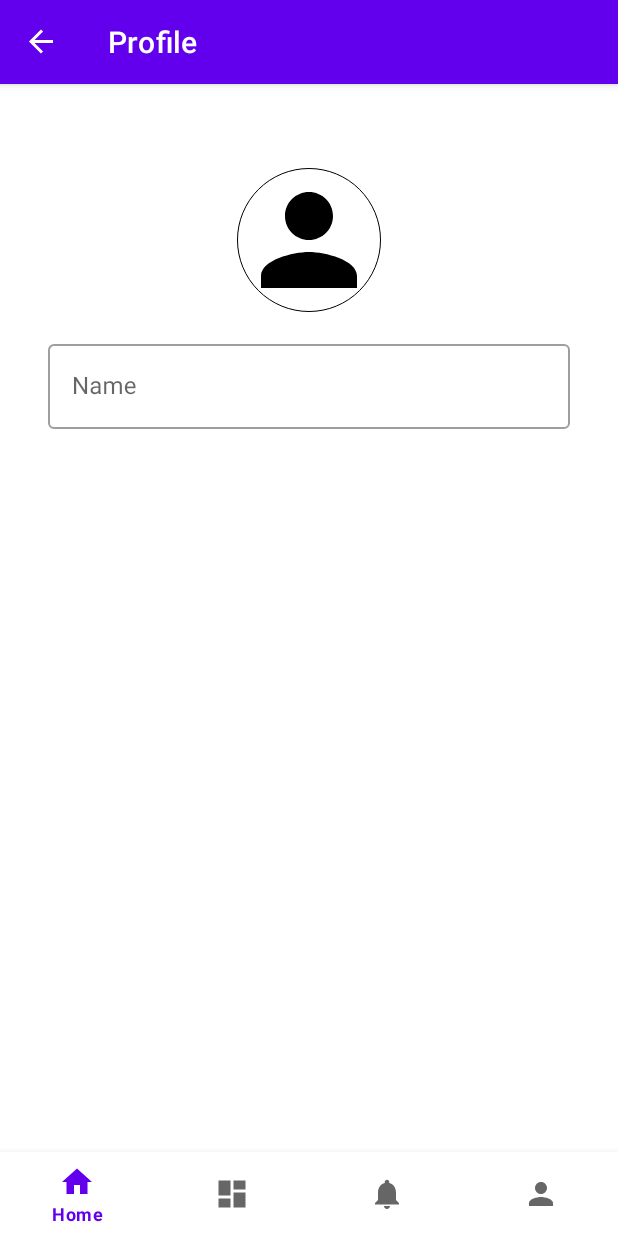
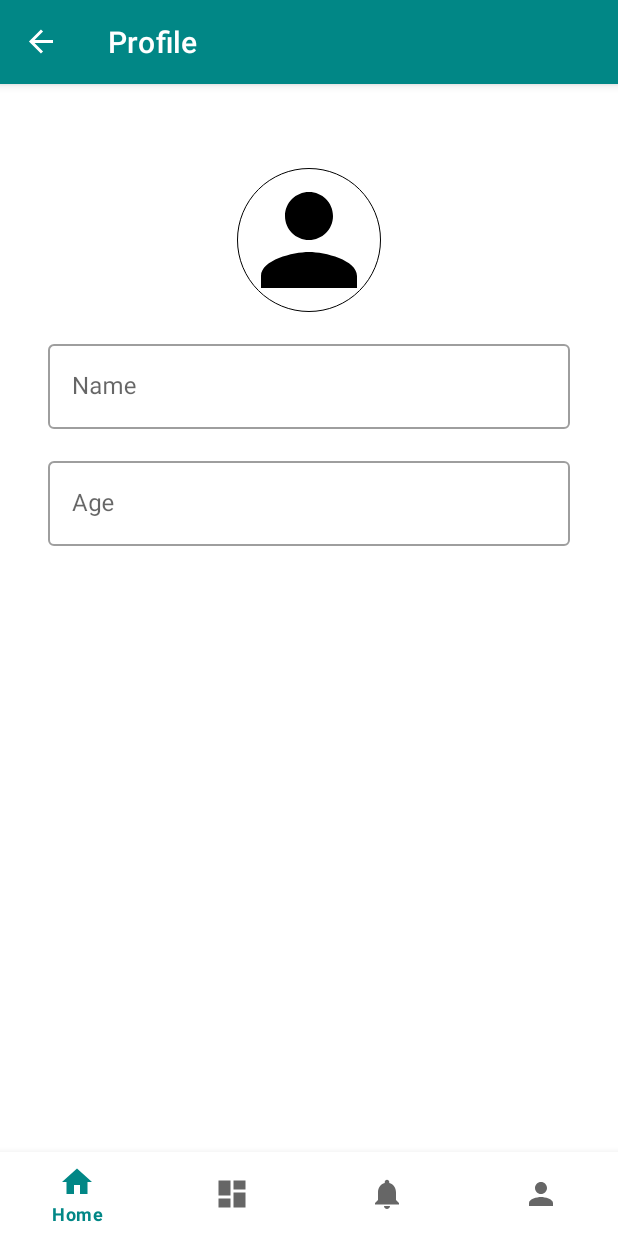
Before and after one commit to jkajken/TaskManager, an Android app: the ProfileFragment screen opened through its navigation route, after a tap on an icon or button, on a phone screen of 412 x 824 dp. Run offline under Robolectric (Android 15) with nearby library versions, the phone set to English and light mode, and no system bars; our stand-ins replace CircleImageView, Picasso, navigation-ui.

Commit message:
pref.name pref.age pref.image

```diff
--- a/app/build.gradle
+++ b/app/build.gradle
@@ -57,6 +57,7 @@ dependencies {
 
 
     implementation 'me.relex:circleindicator:1.3.2'
-
-
+//glide
+    implementation 'com.github.bumptech.glide:glide:4.14.2'
+    annotationProcessor 'com.github.bumptech.glide:compiler:4.14.2'
 }
--- a/app/src/main/java/com/jk/taskmanager/data/local/Pref.kt
+++ b/app/src/main/java/com/jk/taskmanager/data/local/Pref.kt
@@ -24,9 +24,31 @@ class Pref(private val context: Context) {
         return pref.getString(NAME_PROFILE,"")
     }
 
+    fun saveAge(age: String) {
+        pref.edit().putString(AGE_PROFILE, age).apply()
+    }
+
+    fun getAge(): String? {
+        return pref.getString(AGE_PROFILE,"")
+    }
+
+    fun saveImage(image: String) {
+        pref.edit().putString(IMAGE_PROFILE, image).apply()
+    }
+
+    fun getImage(): String? {
+        return pref.getString(IMAGE_PROFILE,"")
+    }
+
+
+
+
 
     companion object {
         private const val BOARDING_SHOW = "boarding.show"
         private const val NAME_PROFILE = "profile.name"
+        private const val AGE_PROFILE = "profile.age"
+        private const val IMAGE_PROFILE = "profile.age"
+
     }
 }
--- a/app/src/main/java/com/jk/taskmanager/ui/onBoarding/OnBoardingFragment.kt
+++ b/app/src/main/java/com/jk/taskmanager/ui/onBoarding/OnBoardingFragment.kt
@@ -24,7 +24,7 @@ class OnBoardingFragment : Fragment() {
         return binding.root
     }
 
-    override fun onViewCreated(view: View, savedInstanceState: Bundle?) {
+    override fun onViewCreated(view:View, savedInstanceState: Bundle?) {
         super.onViewCreated(view, savedInstanceState)
         pref = Pref(requireContext())
         val adapter = OnBoardingAdapter{
@@ -39,7 +39,7 @@ class OnBoardingFragment : Fragment() {
 
     }
 
-    private fun onClick(view: View) {
+    private fun onClick() {
         findNavController().navigateUp()
     }
 }
--- a/app/src/main/java/com/jk/taskmanager/ui/onBoarding/adapter/OnBoardingAdapter.kt
+++ b/app/src/main/java/com/jk/taskmanager/ui/onBoarding/adapter/OnBoardingAdapter.kt
@@ -1,14 +1,12 @@
 package com.jk.taskmanager.ui.onBoarding.adapter
 
 import android.view.LayoutInflater
-import android.view.View
 import android.view.ViewGroup
 import androidx.core.view.isVisible
 import androidx.recyclerview.widget.RecyclerView
 import com.jk.taskmanager.R
 import com.jk.taskmanager.databinding.ItemOnBoardingBinding
 import com.jk.taskmanager.data.model.OnBoard
-import kotlin.reflect.KFunction1
 
 class OnBoardingAdapter(private val onClick:() -> Unit) :
     RecyclerView.Adapter<OnBoardingAdapter.OnBoardingViewHolder>() {
--- a/app/src/main/java/com/jk/taskmanager/ui/profile/ProfileFragment.kt
+++ b/app/src/main/java/com/jk/taskmanager/ui/profile/ProfileFragment.kt
@@ -1,11 +1,11 @@
 package com.jk.taskmanager.ui.profile
 
-import android.net.Uri
 import android.os.Bundle
 import android.view.LayoutInflater
 import android.view.View
 import android.view.ViewGroup
 import androidx.activity.result.contract.ActivityResultContracts
+import androidx.core.widget.addTextChangedListener
 import androidx.fragment.app.Fragment
 import com.jk.taskmanager.data.local.Pref
 import com.jk.taskmanager.databinding.FragmentProfileBinding
@@ -17,11 +17,12 @@ class ProfileFragment : Fragment() {
     private lateinit var binding: FragmentProfileBinding
     private lateinit var pref: Pref
     private val getContent =
-        registerForActivityResult(ActivityResultContracts.GetContent()) { uri: Uri? ->
+        registerForActivityResult(ActivityResultContracts.GetContent()) { uri ->
             // Handle the returned Uri
             uri?.let { it ->
                 // The image was saved into the given Uri -> do something with it
                 Picasso.with(context).load(it).resize(800, 800).into(binding.profileImage)
+                pref.saveImage(uri.toString())
             }
         }
 
@@ -35,12 +36,26 @@ class ProfileFragment : Fragment() {
 
     override fun onViewCreated(view: View, savedInstanceState: Bundle?) {
         super.onViewCreated(view, savedInstanceState)
-        pref = Pref(requireContext())
+
         binding.profileImage.setOnClickListener {
             getContent.launch("image/*")
-            binding.etName.editText?.setText(pref.getName()).toString()
-            binding.etName.addOnEditTextAttachedListener {
-                pref.saveName(binding.etName.editText?.text.toString())
+
+            pref = Pref(requireContext())
+
+            binding.etName2.setText(pref.getName())
+            binding.etName2.addTextChangedListener {
+                pref.saveName(binding.etName2.text.toString())
+
+
+                binding.etAge2.setText(pref.getAge()).toString()
+                binding.etAge2.addTextChangedListener {
+                    pref.saveAge(binding.etAge2.text.toString())
+
+                    Picasso.with(context).load(pref.getImage())
+                        .resize(800, 800)
+                        .into(binding.profileImage)
+
+                }
             }
         }
     }
--- a/app/src/main/java/com/jk/taskmanager/ui/task/TaskFragment.kt
+++ b/app/src/main/java/com/jk/taskmanager/ui/task/TaskFragment.kt
@@ -13,7 +13,8 @@ import com.jk.taskmanager.R
 import com.jk.taskmanager.databinding.FragmentTaskBinding
 import com.jk.taskmanager.data.model.Task
 
-class TaskFragment : Fragment() {
+class
+TaskFragment : Fragment() {
     private lateinit var binding: FragmentTaskBinding
 
     override fun onCreateView(
--- a/app/src/main/res/layout/fragment_profile.xml
+++ b/app/src/main/res/layout/fragment_profile.xml
@@ -1,37 +1,53 @@
 <?xml version="1.0" encoding="utf-8"?>
 <androidx.constraintlayout.widget.ConstraintLayout xmlns:android="http://schemas.android.com/apk/res/android"
+    xmlns:app="http://schemas.android.com/apk/res-auto"
     xmlns:tools="http://schemas.android.com/tools"
     android:layout_width="match_parent"
     android:layout_height="match_parent"
-    xmlns:app="http://schemas.android.com/apk/res-auto"
     tools:context=".ui.profile.ProfileFragment">
 
-    <de.hdodenhof.circleimageview.CircleImageView
-        xmlns:app="http://schemas.android.com/apk/res-auto"
+    <de.hdodenhof.circleimageview.CircleImageView xmlns:app="http://schemas.android.com/apk/res-auto"
         android:id="@+id/profile_image"
         android:layout_width="96dp"
         android:layout_height="96dp"
         android:src="@drawable/ic_profile"
+        app:civ_border_color="#FF000000"
         app:civ_border_width="0.1dp"
-        app:civ_border_color="#FF000000"
-        app:layout_constraintTop_toTopOf="parent"
+        app:layout_constraintEnd_toEndOf="parent"
         app:layout_constraintStart_toStartOf="parent"
-        app:layout_constraintEnd_toEndOf="parent"/>
+        app:layout_constraintTop_toTopOf="parent" />
 
     <com.google.android.material.textfield.TextInputLayout
         android:id="@+id/etName"
+        style="@style/Widget.MaterialComponents.TextInputLayout.OutlinedBox"
         android:layout_width="match_parent"
         android:layout_height="wrap_content"
+        android:layout_marginHorizontal="32dp"
+        android:layout_marginTop="16dp"
         android:hint="Name"
-        android:layout_marginTop="16dp"
-        android:layout_marginHorizontal="32dp"
-        app:layout_constraintTop_toBottomOf="@+id/profile_image"
-        style="@style/Widget.MaterialComponents.TextInputLayout.OutlinedBox">
+        app:layout_constraintTop_toBottomOf="@+id/profile_image">
 
         <com.google.android.material.textfield.TextInputEditText
+            android:id="@+id/etName2"
             android:layout_width="match_parent"
-            android:layout_height="wrap_content"
-            />
+            android:layout_height="wrap_content" />
+
+    </com.google.android.material.textfield.TextInputLayout>
+
+    <com.google.android.material.textfield.TextInputLayout
+        android:id="@+id/etAge"
+        style="@style/Widget.MaterialComponents.TextInputLayout.OutlinedBox"
+        android:layout_width="match_parent"
+        android:layout_height="wrap_content"
+        android:layout_marginHorizontal="32dp"
+        android:layout_marginTop="16dp"
+        android:hint="Age"
+        app:layout_constraintTop_toBottomOf="@+id/etName">
+
+        <com.google.android.material.textfield.TextInputEditText
+            android:id="@+id/etAge2"
+            android:layout_width="match_parent"
+            android:layout_height="wrap_content" />
 
     </com.google.android.material.textfield.TextInputLayout>
 
--- a/app/src/main/res/values/themes.xml
+++ b/app/src/main/res/values/themes.xml
@@ -2,7 +2,7 @@
     <!-- Base application theme. -->
     <style name="Theme.TaskManager" parent="Theme.MaterialComponents.DayNight.DarkActionBar">
         <!-- Primary brand color. -->
-        <item name="colorPrimary">@color/purple_500</item>
+        <item name="colorPrimary">@color/teal_700</item>
         <item name="colorPrimaryVariant">@color/purple_700</item>
         <item name="colorOnPrimary">@color/white</item>
         <!-- Secondary brand color. -->
```
